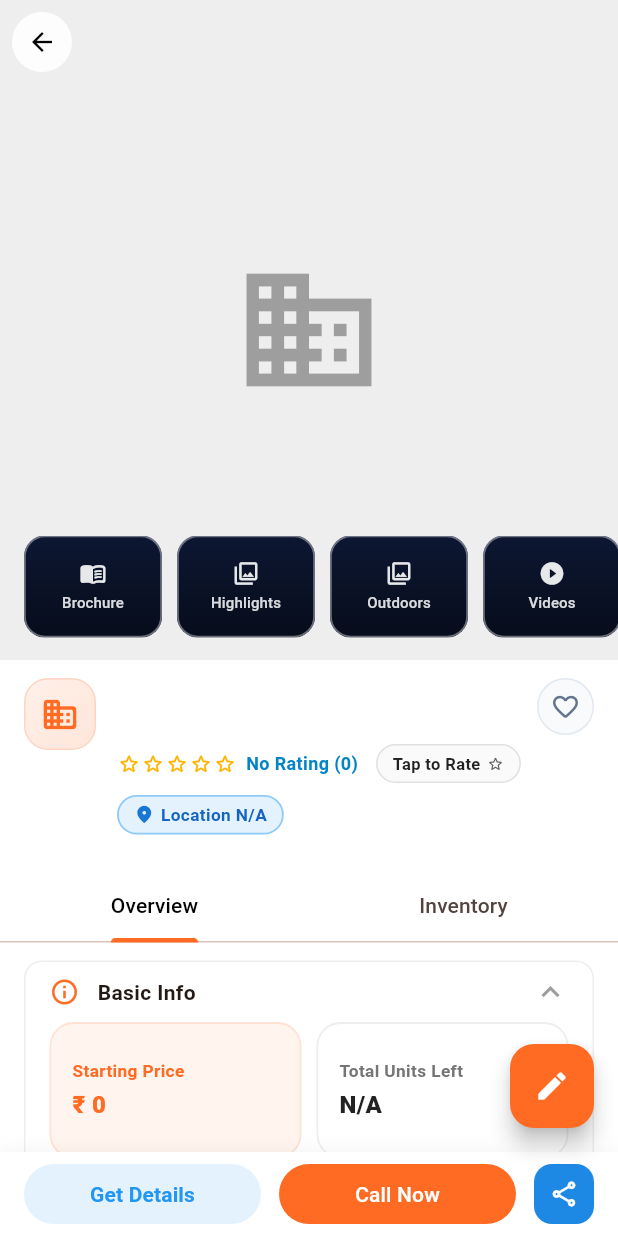
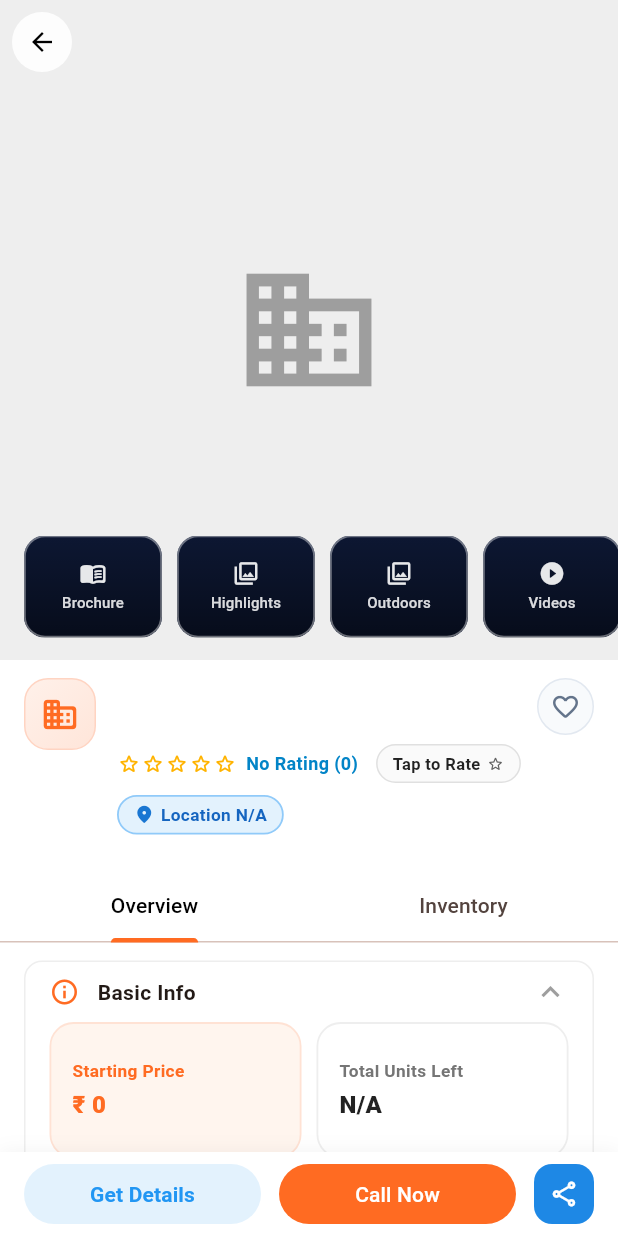
Before and after one commit to Prince-Gupta4964/RSWA, a Flutter app: the ProjectDetailView screen opened directly with empty values, on a phone screen of 412 x 824 dp. Run offline on Flutter 3.47's test engine with Material 3 defaults, Android fonts, the phone set to English and light mode, and no system bars; our stand-ins replace cloud_firestore, file_picker, firebase_auth, firebase_core, firebase_messaging, firebase_storage and 11 more; missing offline and left inert: dart:js_interop, dart:ui_web, google_sign_in_web; accounts and stored records are empty; network calls fail.

Commit message:
Restrict project editing to project owners (CP) and Admins/Super Admins

```diff
--- a/lib/views/projects/project_detail_view.dart
+++ b/lib/views/projects/project_detail_view.dart
@@ -181,13 +181,7 @@ class _ProjectDetailViewState extends State<ProjectDetailView> with TickerProvid
           ],
         ),
         bottomNavigationBar: widget.isPublicView ? _publicBottomActions(details) : _bottomActions(details),
-        floatingActionButton: (!widget.isPublicView &&
-                authVM.appRole != AppRole.viewer &&
-                (authVM.appRole == AppRole.admin ||
-                 authVM.appRole == AppRole.superAdmin ||
-                 authVM.appRole == AppRole.officeStaff ||
-                 project.rawData['createdBy']?.toString() == authVM.userName ||
-                 project.rawData['addedBy']?.toString() == authVM.userName))
+        floatingActionButton: (!widget.isPublicView && _canEditProject(authVM, project))
             ? FloatingActionButton(
                 backgroundColor: const Color(0xFFFF6B22),
                 onPressed: () => context.push('/add-project', extra: project),
@@ -196,6 +190,29 @@ class _ProjectDetailViewState extends State<ProjectDetailView> with TickerProvid
             : null,
       ),
     );
+  }
+
+  bool _canEditProject(AuthViewModel authVM, ProjectModel project) {
+    if (authVM.appRole == AppRole.viewer) return false;
+    if (authVM.appRole == AppRole.admin || authVM.appRole == AppRole.superAdmin || authVM.appRole == AppRole.officeStaff) {
+      return true;
+    }
+    final String myUid = authVM.userUid.trim();
+    final String myName = authVM.userName.trim().toLowerCase();
+    final String myContact = (authVM.userData?['contactNo'] ?? '').toString().trim();
+
+    final String cUid = (project.createdByUid ?? '').trim();
+    final cb = project.rawData['createdBy'];
+    final String cbUid = (cb is Map ? cb['uid'] ?? '' : '').toString().trim();
+    final String cbName = (cb is Map ? cb['name'] ?? '' : '').toString().trim().toLowerCase();
+    final String addedBy = (project.rawData['addedBy'] ?? '').toString().trim().toLowerCase();
+    final String projContact = (project.rawData['contactNo'] ?? project.propertyDetails['contactNo'] ?? '').toString().trim();
+
+    bool isMine = (myUid.isNotEmpty && (cUid == myUid || cbUid == myUid)) ||
+        (myName.isNotEmpty && (cbName == myName || addedBy == myName || (project.rawData['createdBy']?.toString().toLowerCase() == myName))) ||
+        (myContact.isNotEmpty && projContact.isNotEmpty && projContact == myContact);
+
+    return isMine;
   }
 
   Widget _buildPublicBrandingBanner() {
```
Also changed, not shown: lib/views/projects/add_project_view.dart (+30 -0 lines).
